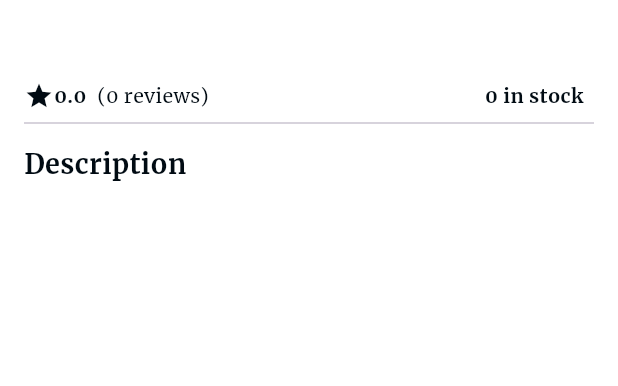
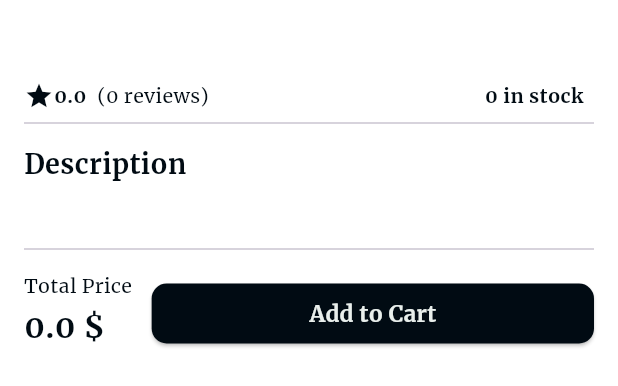
Before and after one commit to ilkerciblak/TutiShop.Portfolio, a Flutter app: the ProductDetailContainer widget shown alone on an empty page, opened directly with empty values, on a phone screen of 412 x 824 dp. Shown: the top 386 px of the screen. Run offline on Flutter 3.47's test engine with Material 3 defaults, Android fonts, the phone set to English and light mode, and no system bars; our stand-ins replace bloc, cached_network_image, flutter_bloc, fpdart, get_it, go_router and 3 more; accounts and stored records are empty; network calls fail.

Commit message:
chore(product-detail): update product detail container

```diff
--- a/mobile_application/suvido_eshop/lib/modules/catalog/presentation/product/detail_screen/view/product_detail_container.dart
+++ b/mobile_application/suvido_eshop/lib/modules/catalog/presentation/product/detail_screen/view/product_detail_container.dart
@@ -58,6 +58,43 @@ class ProductDetailContainer extends StatelessWidget {
             product.description,
             style: AppFontStyles.regularBlack15,
           ),
+          const SizedBox(height: AppSpacing.small),
+          const Row(
+            children: [Expanded(child: Divider())],
+          ),
+          const SizedBox(height: AppSpacing.small),
+          Row(
+            mainAxisSize: MainAxisSize.max,
+            crossAxisAlignment: CrossAxisAlignment.end,
+            mainAxisAlignment: MainAxisAlignment.end,
+            children: [
+              Column(
+                crossAxisAlignment: CrossAxisAlignment.start,
+                children: [
+                  const Text(
+                    'Total Price',
+                    style: AppFontStyles.regularBlack13,
+                  ),
+                  const SizedBox(
+                    height: AppSpacing.tiny,
+                  ),
+                  Text(
+                    '${product.price} \$',
+                    style: AppFontStyles.boldBlack21,
+                  ),
+                ],
+              ),
+              const SizedBox(width: AppSpacing.medium),
+              Expanded(
+                child: ElevatedStatefullButton(
+                  btnText: 'Add to Cart',
+                  onTap: () {},
+                  status: FetchStatus.idle,
+                  backgroundColor: AppColors.primaryBlack,
+                ),
+              )
+            ],
+          )
         ],
       ),
     );
```
